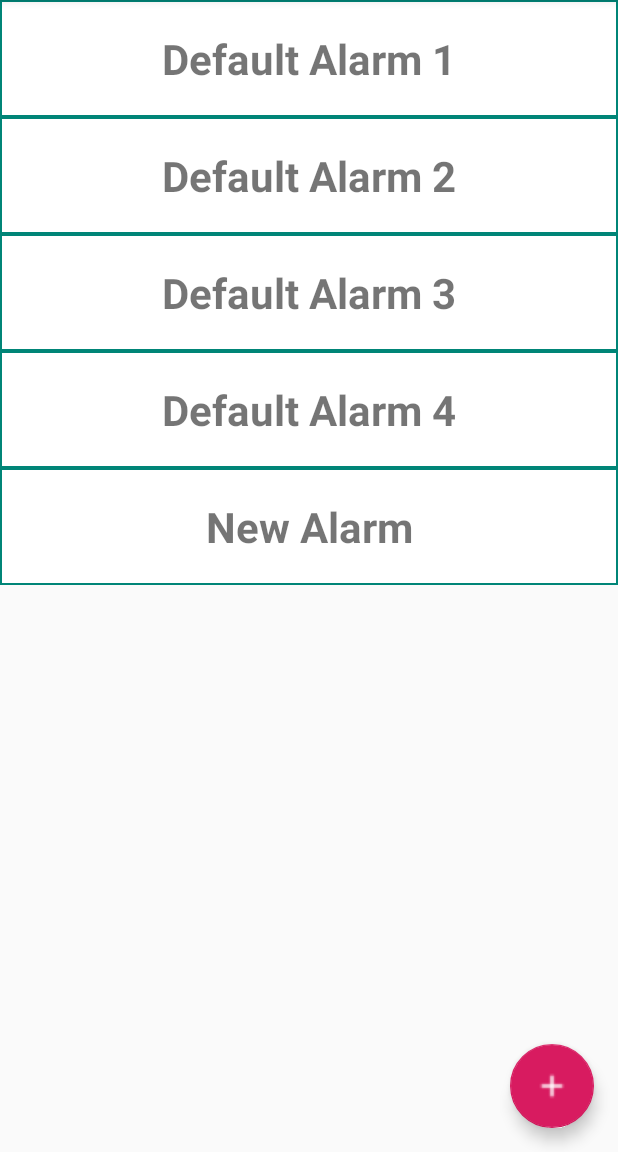
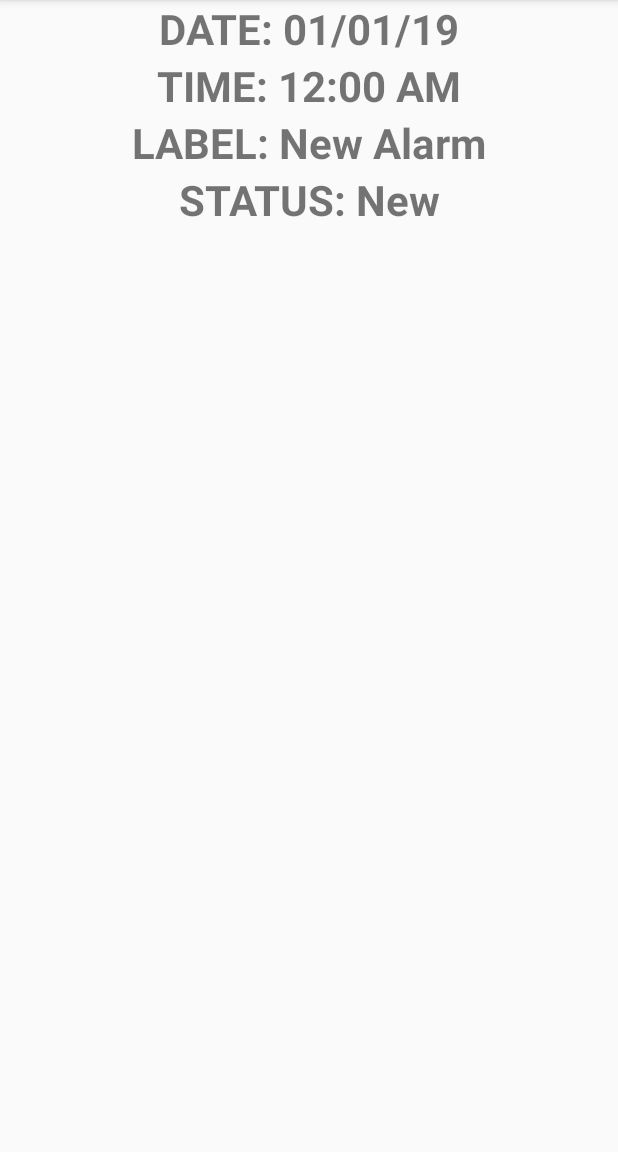
Before and after one commit to lehmansarahm/SmartPrompter-Archive, an Android app: the fragment ActiveAlarmsFragment placed in its activity, after a tap on "New Alarm", on a phone screen of 412 x 824 dp, the part 84-1236 px from its top. Run offline under Robolectric (Android 15) with nearby library versions, the phone set to English and light mode, and no system bars; 1 other tap on this screen came first.

Commit message:
Able to display details views for individual alarms now.  Still need to be able to edit the details.

```diff
--- /dev/null
+++ b/SmartPrompter/app/src/main/java/edu/temple/smartprompter/ActiveAlarmDetailsFragment.java
@@ -0,0 +1,59 @@
+package edu.temple.smartprompter;
+
+import android.os.Bundle;
+import android.support.v4.app.Fragment;
+import android.view.LayoutInflater;
+import android.view.View;
+import android.view.ViewGroup;
+import android.widget.TextView;
+
+public class ActiveAlarmDetailsFragment extends Fragment {
+
+    private static final String BUNDLE_ARG_POSITION = "bundle_arg_position";
+
+    private int mPosition;
+    private Alarm mAlarm;
+
+    public ActiveAlarmDetailsFragment() {
+        // Required empty public constructor
+    }
+
+    public static ActiveAlarmDetailsFragment newInstance(int position) {
+        ActiveAlarmDetailsFragment fragment = new ActiveAlarmDetailsFragment();
+        Bundle args = new Bundle();
+        args.putInt(BUNDLE_ARG_POSITION, position);
+        fragment.setArguments(args);
+        return fragment;
+    }
+
+    @Override
+    public void onCreate(Bundle savedInstanceState) {
+        super.onCreate(savedInstanceState);
+        if (getArguments() != null) {
+            mPosition = getArguments().getInt(BUNDLE_ARG_POSITION);
+            mAlarm = AlarmManager.mAlarmDataset.get(mPosition);
+        }
+    }
+
+    @Override
+    public View onCreateView(LayoutInflater inflater, ViewGroup container,
+                             Bundle savedInstanceState) {
+        View rootView = inflater.inflate(R.layout.fragment_active_alarm_detail, container,
+                false);
+
+        TextView dateText = rootView.findViewById(R.id.date_text);
+        dateText.setText("DATE: " + mAlarm.getDate());
+
+        TextView timeText = rootView.findViewById(R.id.time_text);
+        timeText.setText("TIME: " + mAlarm.getTime());
+
+        TextView labelText = rootView.findViewById(R.id.label_text);
+        labelText.setText("LABEL: " + mAlarm.getLabel());
+
+        TextView statusText = rootView.findViewById(R.id.status_text);
+        statusText.setText("STATUS: " + mAlarm.getStatus());
+
+        return rootView;
+    }
+
+}
--- a/SmartPrompter/app/src/main/java/edu/temple/smartprompter/ActiveAlarmsAdapter.java
+++ b/SmartPrompter/app/src/main/java/edu/temple/smartprompter/ActiveAlarmsAdapter.java
@@ -11,10 +11,19 @@ import java.util.List;
 
 public class ActiveAlarmsAdapter extends RecyclerView.Adapter<AlarmViewHolder> {
 
+    public interface AlarmDetailsListener {
+        void onAlarmSelected(int position);
+    }
+
+    // --------------------------------------------------------------------------------------
+    // --------------------------------------------------------------------------------------
+
     private List<Alarm> mDataset;
+    private AlarmDetailsListener mListener;
 
-    public ActiveAlarmsAdapter(List<Alarm> myDataset) {
+    public ActiveAlarmsAdapter(List<Alarm> myDataset, AlarmDetailsListener listener) {
         mDataset = myDataset;
+        mListener = listener;
     }
 
     @Override
@@ -26,14 +35,12 @@ public class ActiveAlarmsAdapter extends RecyclerView.Adapter<AlarmViewHolder> {
     }
 
     @Override
-    public void onBindViewHolder(final AlarmViewHolder holder, int position) {
+    public void onBindViewHolder(final AlarmViewHolder holder, final int position) {
         holder.mTextView.setText(mDataset.get(position).toString());
         holder.mTextView.setOnClickListener(new View.OnClickListener() {
             @Override
             public void onClick(View view) {
-                Toast.makeText(holder.mContext,
-                        "CLICKED: " + holder.mTextView.getText(),
-                        Toast.LENGTH_SHORT).show();
+                mListener.onAlarmSelected(position);
             }
         });
     }
--- a/SmartPrompter/app/src/main/java/edu/temple/smartprompter/ActiveAlarmsFragment.java
+++ b/SmartPrompter/app/src/main/java/edu/temple/smartprompter/ActiveAlarmsFragment.java
@@ -1,5 +1,6 @@
 package edu.temple.smartprompter;
 
+import android.content.Context;
 import android.os.Bundle;
 import android.support.design.widget.FloatingActionButton;
 import android.support.v4.app.Fragment;
@@ -11,15 +12,13 @@ import android.view.View;
 import android.view.ViewGroup;
 import android.widget.Toast;
 
-import java.util.List;
-
 public class ActiveAlarmsFragment extends Fragment {
 
     private RecyclerView mRecyclerView;
     private RecyclerView.Adapter mAdapter;
     private RecyclerView.LayoutManager mLayoutManager;
 
-    private List<Alarm> mAlarmDataset = Alarm.getDefaults();
+    private ActiveAlarmsAdapter.AlarmDetailsListener mListener;
 
     public ActiveAlarmsFragment() {
         // Required empty public constructor
@@ -32,6 +31,23 @@ public class ActiveAlarmsFragment extends Fragment {
         // args.putString(ARG_PARAM2, param2);
         fragment.setArguments(args);
         return fragment;
+    }
+
+    @Override
+    public void onAttach(Context context) {
+        super.onAttach(context);
+        try {
+            mListener = (ActiveAlarmsAdapter.AlarmDetailsListener) context;
+        } catch (ClassCastException e) {
+            throw new ClassCastException(context.toString()
+                    + " must implement ActiveAlarmsAdapter.AlarmDetailsListener");
+        }
+    }
+
+    @Override
+    public void onDetach() {
+        super.onDetach();
+        mListener = null;
     }
 
     @Override
@@ -56,7 +72,7 @@ public class ActiveAlarmsFragment extends Fragment {
         mLayoutManager = new LinearLayoutManager(getActivity());
         mRecyclerView.setLayoutManager(mLayoutManager);
 
-        mAdapter = new ActiveAlarmsAdapter(mAlarmDataset);
+        mAdapter = new ActiveAlarmsAdapter(AlarmManager.mAlarmDataset, mListener);
         mRecyclerView.setAdapter(mAdapter);
         mRecyclerView.setItemAnimator(new DefaultItemAnimator());
 
@@ -64,11 +80,19 @@ public class ActiveAlarmsFragment extends Fragment {
         fab.setOnClickListener(new View.OnClickListener() {
             @Override
             public void onClick(View view) {
-                Toast.makeText(getActivity(),
-                        "Time to add a new alarm!",
+                // insert a new alarm record at the top of the list
+                AlarmManager.mAlarmDataset.add(0,
+                        new Alarm("01/01/19", "12:00 AM", "New Alarm"));
+                mAdapter.notifyItemInserted(0);
+
+                // force the list view to return to the top
+                LinearLayoutManager layoutManager = (LinearLayoutManager) mRecyclerView
+                        .getLayoutManager();
+                layoutManager.scrollToPositionWithOffset(0, 0);
+
+                // show a toast so user knows to edit the record
+                Toast.makeText(getActivity(), "New alarm created.  Click to edit.",
                         Toast.LENGTH_SHORT).show();
-                mAlarmDataset.add(new Alarm("01/01/19", "12:00 AM", "New Alarm"));
-                mAdapter.notifyItemInserted(mAlarmDataset.size() - 1);
             }
         });
 
--- a/SmartPrompter/app/src/main/java/edu/temple/smartprompter/Alarm.java
+++ b/SmartPrompter/app/src/main/java/edu/temple/smartprompter/Alarm.java
@@ -5,13 +5,22 @@ import java.util.List;
 
 public class Alarm {
 
-    private String date, time, label;
+    private String date, time, label, status;
 
     public Alarm(String d, String t, String l) {
         date = d;
         time = t;
         label = l;
+        status = "New";
     }
+
+    public String getDate() { return date; }
+
+    public String getTime() { return time; }
+
+    public String getLabel() { return label; }
+
+    public String getStatus() { return status; }
 
     public String toString() {
         return label;
--- /dev/null
+++ b/SmartPrompter/app/src/main/java/edu/temple/smartprompter/AlarmManager.java
@@ -0,0 +1,9 @@
+package edu.temple.smartprompter;
+
+import java.util.List;
+
+public class AlarmManager {
+
+    public static List<Alarm> mAlarmDataset = Alarm.getDefaults();
+
+}
--- a/SmartPrompter/app/src/main/java/edu/temple/smartprompter/MainActivity.java
+++ b/SmartPrompter/app/src/main/java/edu/temple/smartprompter/MainActivity.java
@@ -13,8 +13,9 @@ import android.support.v7.widget.Toolbar;
 import android.view.Menu;
 import android.view.MenuItem;
 
-public class MainActivity extends AppCompatActivity
-        implements NavigationView.OnNavigationItemSelectedListener {
+public class MainActivity extends AppCompatActivity implements
+        NavigationView.OnNavigationItemSelectedListener,
+        ActiveAlarmsAdapter.AlarmDetailsListener {
 
     private DrawerLayout mDrawerLayout;
 
@@ -98,4 +99,18 @@ public class MainActivity extends AppCompatActivity
         return true;
     }
 
+    // --------------------------------------------------------------------------------------
+    // --------------------------------------------------------------------------------------
+
+    @Override
+    public void onAlarmSelected(int position) {
+        // TODO - user has selected an alarm from the list ... display the details fragment!
+        FragmentManager fragmentManager = getSupportFragmentManager();
+        FragmentTransaction ft = fragmentManager.beginTransaction();
+        ActiveAlarmDetailsFragment aadf = ActiveAlarmDetailsFragment.newInstance(position);
+        ft.replace(R.id.fragment_container, aadf);
+        ft.addToBackStack(null);
+        ft.commit();
+    }
+
 }
--- /dev/null
+++ b/SmartPrompter/app/src/main/res/layout/fragment_active_alarm_detail.xml
@@ -0,0 +1,51 @@
+<?xml version="1.0" encoding="utf-8"?>
+<FrameLayout xmlns:android="http://schemas.android.com/apk/res/android"
+    xmlns:tools="http://schemas.android.com/tools"
+    android:layout_width="match_parent"
+    android:layout_height="match_parent"
+    tools:context=".ActiveAlarmDetailsFragment">
+
+    <LinearLayout
+        android:layout_width="match_parent"
+        android:layout_height="match_parent"
+        android:orientation="vertical">
+
+        <TextView
+            android:id="@+id/date_text"
+            android:layout_width="match_parent"
+            android:layout_height="wrap_content"
+            android:gravity="center"
+            android:textSize="28sp"
+            android:textStyle="bold"
+            android:text="Date" />
+
+        <TextView
+            android:id="@+id/time_text"
+            android:layout_width="match_parent"
+            android:layout_height="wrap_content"
+            android:gravity="center"
+            android:textSize="28sp"
+            android:textStyle="bold"
+            android:text="Time" />
+
+        <TextView
+            android:id="@+id/label_text"
+            android:layout_width="match_parent"
+            android:layout_height="wrap_content"
+            android:gravity="center"
+            android:textSize="28sp"
+            android:textStyle="bold"
+            android:text="Label" />
+
+        <TextView
+            android:id="@+id/status_text"
+            android:layout_width="match_parent"
+            android:layout_height="wrap_content"
+            android:gravity="center"
+            android:textSize="28sp"
+            android:textStyle="bold"
+            android:text="Status" />
+
+    </LinearLayout>
+
+</FrameLayout>
```
